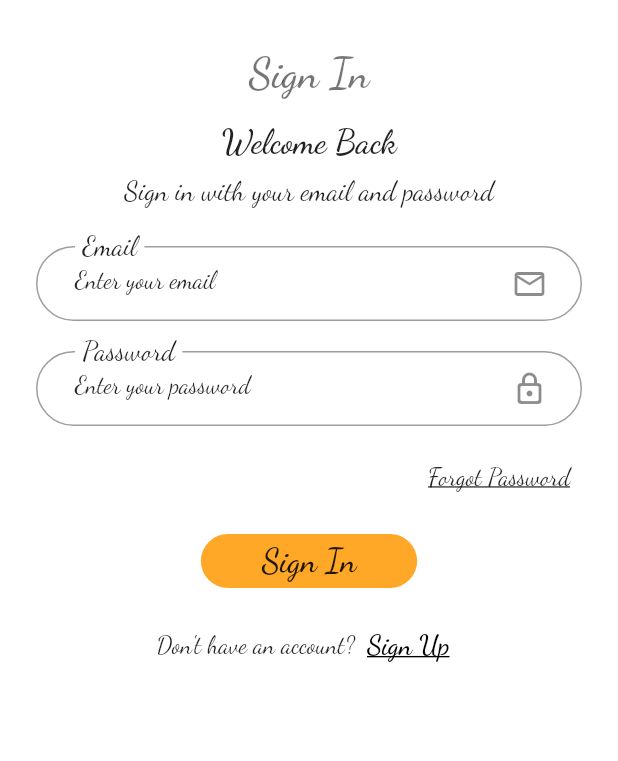
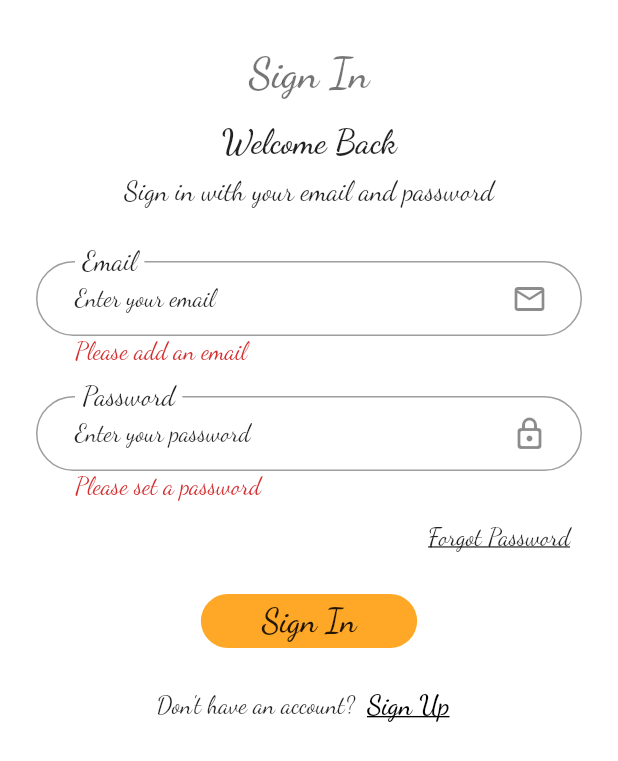
Before and after one commit to DuyThanhNguyen1998/e_commerce_http_requests, a Flutter app: the screen it shows after launch, after a tap on "Sign In", on a phone screen of 412 x 824 dp. Shown: the top 761 px of the screen. Run offline on Flutter 3.47's test engine with Material 2 defaults, Android fonts, the phone set to English and light mode, and no system bars; our stand-ins replace shared_preferences.

Commit message:
add auto sign in

```diff
--- a/lib/general_widgets/content_formfield.dart
+++ b/lib/general_widgets/content_formfield.dart
@@ -83,6 +83,7 @@ class _ContentFormFieldState extends State<ContentFormField> {
               controller: widget.controller,
               focusNode: widget.focus,
               validator: widget.validatorFn,
+              style: Theme.of(context).textTheme.headline6,
             ),
           ),
           Positioned(
--- a/lib/main.dart
+++ b/lib/main.dart
@@ -1,8 +1,11 @@
+import 'package:e_commerce_http_requests/pages/homePage/home_page.dart';
 import 'package:flutter/material.dart';
+import 'package:provider/provider.dart';
 
-import '/pages/homePage/home_page.dart';
+import '/repositories/auth_http_repo.dart';
 import '/pages/signInPage/sign_in_page.dart';
 import '/pages/signUpPage/sign_up_page.dart';
+import '/pages/splashPage/splash_page.dart';
 
 void main() {
   runApp(const MyApp());
@@ -13,6 +16,13 @@ class MyApp extends StatelessWidget {
 
   @override
   Widget build(BuildContext context) {
+    return ChangeNotifierProvider(
+      create: (context) => AuthHttpRepo(),
+      child: Consumer<AuthHttpRepo>(
+        builder: (ctx, auth, ch) {
+          final authState = auth.checkAuthenticate();
+          debugPrint('Auth changed: $authState');
+
           return MaterialApp(
             debugShowCheckedModeBanner: false,
             title: 'E-Commerce Using Http Requests',
@@ -55,12 +65,15 @@ class MyApp extends StatelessWidget {
                 ),
               ),
             ),
-      initialRoute: SignInPage.routeName,
+            home: authState ? const HomePage() : const SignInPage(),
             routes: {
-        '/': (ctx) => const HomePage(),
               SignInPage.routeName: (ctx) => const SignInPage(),
               SignUpPage.routeName: (ctx) => const SignUpPage(),
+              SplashPage.routeName: (ctx) => const SplashPage(),
             },
+          );
+        },
+      ),
     );
   }
 }
--- /dev/null
+++ b/lib/models/auth_model.dart
@@ -0,0 +1,22 @@
+class Auth {
+  final String? idToken;
+  final String? email;
+  final String? localId;
+  final String? expiresInDate;
+
+  Auth({
+    this.idToken,
+    this.email,
+    this.localId,
+    this.expiresInDate,
+  });
+
+  Map<String, Object?> toMap() {
+    return {
+      'idToken': idToken,
+      'email': email,
+      'localId': localId,
+      'expiresInDate': expiresInDate,
+    };
+  }
+}
--- a/lib/pages/signInPage/contents/sign_in_formfield.dart
+++ b/lib/pages/signInPage/contents/sign_in_formfield.dart
@@ -1,5 +1,8 @@
+import 'package:e_commerce_http_requests/helpers/exception_helper.dart';
 import 'package:flutter/material.dart';
+import 'package:provider/provider.dart';
 
+import '/repositories/auth_http_repo.dart';
 import '../../../general_widgets/content_formfield.dart';
 import '../../../general_widgets/button_formfield.dart';
 
@@ -21,23 +24,64 @@ class _SignInFormFieldState extends State<SignInFormField> {
 
   final _passwordFocusNode = FocusNode();
 
+  bool? _formIsValided;
+
   String? _emailErrorText;
 
   String? _passwordErrorText;
 
-  String? _emailValidator(String? value) {
+  String? _emailValidator(String? email) {
+    setState(() {
+      if (email!.isEmpty) {
+        _formIsValided = false;
+        _emailErrorText = 'Please add an email';
+      } else if (!email.contains('@')) {
+        _formIsValided = false;
+        _emailErrorText = 'Invalid email';
+      } else {
+        _formIsValided = true;
+        _emailErrorText = null;
+      }
+    });
+
     return null;
   }
 
-  String? _passwordValidator(String? value) {
+  String? _passwordValidator(String? password) {
+    setState(() {
+      if (password!.isEmpty) {
+        _formIsValided = false;
+        _passwordErrorText = 'Please set a password';
+      } else if (password.length < 6) {
+        _formIsValided = false;
+        _passwordErrorText = 'It must be at least 6 characters';
+      } else {
+        _formIsValided = true;
+        _passwordErrorText = null;
+      }
+    });
+
     return null;
   }
 
-  void _signInFn() {
+  void _signInFn() async {
     _emailFocusNode.unfocus();
     _passwordFocusNode.unfocus();
 
-    if (_formKey.currentState!.validate()) {}
+    if (_formKey.currentState!.validate() && _formIsValided!) {
+      final signInError = await Provider.of<AuthHttpRepo>(
+        context,
+        listen: false,
+      ).signInWithEmailAndPass(
+        _emailController.text.trim(),
+        _passwordController.text.trim(),
+      );
+
+      if (signInError != null) {
+        // ignore: use_build_context_synchronously
+        ExceptionHelper(message: signInError).showException(context);
+      }
+    }
   }
 
   void _forgotPassword() {}
--- /dev/null
+++ b/lib/providers/auth_provider.dart
@@ -0,0 +1,65 @@
+import 'dart:async';
+import 'dart:convert';
+
+import '/models/auth_model.dart';
+
+class AuthProvider {
+  Timer? _authTimer;
+
+  Map<String, Object?> createAuthMap(Map<String, Object?> authData) {
+    final auth = Auth(
+      email: authData['email'] as String,
+      expiresInDate: DateTime.now()
+          .add(
+            Duration(
+              seconds: int.parse(authData['expiresIn'] as String),
+            ),
+          )
+          .toIso8601String(),
+      idToken: authData['idToken'] as String,
+      localId: authData['localId'] as String,
+    );
+    return auth.toMap();
+  }
+
+  String createAuthStringData(Map<String, Object?> authData) {
+    final auth = Auth(
+      email: authData['email'] as String,
+      expiresInDate: DateTime.now()
+          .add(
+            Duration(
+              seconds: int.parse(authData['expiresIn'] as String),
+            ),
+          )
+          .toIso8601String(),
+      idToken: authData['idToken'] as String,
+      localId: authData['localId'] as String,
+    );
+    return json.encode(auth.toMap());
+  }
+
+  bool isAuth(Map<String, Object?> authData) {
+    if (authData['idToken'] != null) {
+      final expiresInDate = authData['expiresInDate'] as String;
+      if (DateTime.now().isBefore(DateTime.parse(expiresInDate))) {
+        return true;
+      }
+    }
+    return false;
+  }
+
+  void autoSignOut(
+    Map<String, Object?> authData,
+    void Function() callback,
+  ) {
+    if (authData['expiresInDate'] != null) {
+      final expiresInDate = DateTime.parse(authData['expiresInDate'] as String);
+      final timeToExpire = expiresInDate.difference(DateTime.now()).inSeconds;
+
+      if (_authTimer != null) {
+        _authTimer!.cancel();
+      }
+      _authTimer = Timer(Duration(seconds: timeToExpire), callback);
+    }
+  }
+}
--- /dev/null
+++ b/lib/providers/http_provider.dart
@@ -0,0 +1,46 @@
+import 'dart:convert';
+
+import 'package:http/http.dart' as http;
+
+class HttpRequests {
+  final _androidAPIKey = 'AIzaSyCGIYAAonecPgpoOTz5ubiG95jvaMeNyRY';
+
+  Future<Map<String, Object?>> _authenticate(
+    String action,
+    String email,
+    String pass,
+  ) async {
+    final url = Uri.parse(
+      'https://identitytoolkit.googleapis.com/v1/accounts:$action?key=$_androidAPIKey',
+    );
+    try {
+      final authResult = await http.post(
+        url,
+        body: json.encode(
+          {
+            'email': email,
+            'password': pass,
+            'returnSecureToken': true,
+          },
+        ),
+      );
+      return json.decode(authResult.body);
+    } catch (error) {
+      return {};
+    }
+  }
+
+  Future<Map<String, Object?>> signUpWithEmailAndPass(
+    String email,
+    String pass,
+  ) async {
+    return _authenticate('signUp', email, pass);
+  }
+
+  Future<Map<String, Object?>> signInWithEmailAndPass(
+    String email,
+    String pass,
+  ) async {
+    return _authenticate('signInWithPassword', email, pass);
+  }
+}
--- a/pubspec.yaml
+++ b/pubspec.yaml
@@ -32,10 +32,12 @@ dependencies:
   flutter:
     sdk: flutter
 
-
   # The following adds the Cupertino Icons font to your application.
   # Use with the CupertinoIcons class for iOS style icons.
   cupertino_icons: ^1.0.2
+  http: ^0.13.5
+  provider: ^6.0.3
+  shared_preferences: ^2.0.15
 
 dev_dependencies:
   flutter_test:
```
Also changed, not shown: lib/helpers/exception_helper.dart (added, +59 -0 lines), lib/pages/homePage/home_page.dart (+18 -2 lines), lib/pages/signUpPage/contents/sign_up_formfield.dart (+65 -5 lines), lib/pages/splashPage/splash_page.dart (added, +14 -0 lines), lib/repositories/auth_http_repo.dart (added, +93 -0 lines), pubspec.lock, 3 other files. Lines whose indentation alone changed are shown as unchanged.
